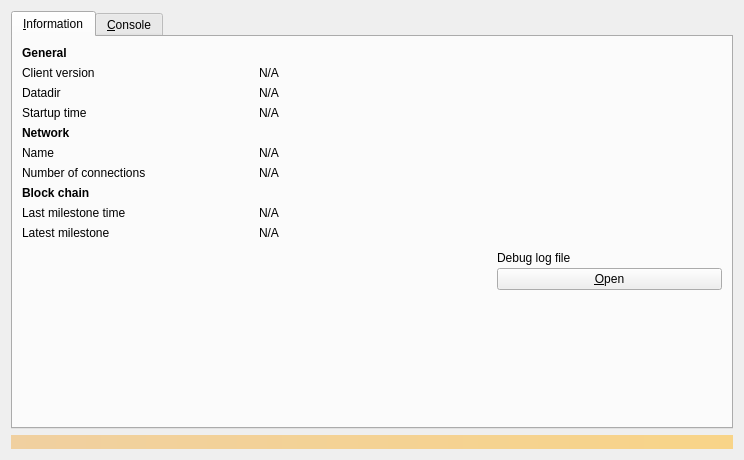
MatthewDarnell/iota-simplewallet, file src/gui/src/qt/forms/debugwindow.ui: the form before one commit.
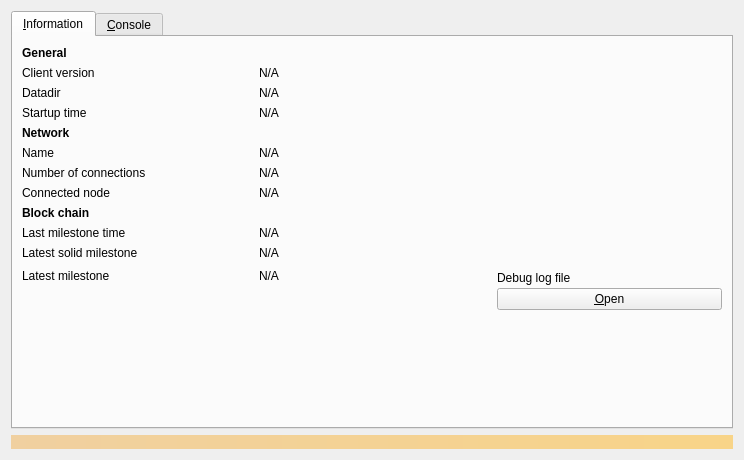
The form after the commit. Icons and pictures are not drawn.

Commit message: Updated icons. Added solid milestone. Updated info UI

Diff of the .ui file:
```diff
--- a/src/gui/src/qt/forms/debugwindow.ui
+++ b/src/gui/src/qt/forms/debugwindow.ui
@@ -27,8 +27,38 @@
        <property name="horizontalSpacing">
         <number>12</number>
        </property>
-       <item row="3" column="1" colspan="2">
-        <widget class="QLabel" name="startupTime">
+       <item row="2" column="0">
+        <widget class="QLabel" name="label_12">
+         <property name="text">
+          <string>Datadir</string>
+         </property>
+        </widget>
+       </item>
+       <item row="10" column="1">
+        <widget class="QLabel" name="latestSolidMilestone">
+         <property name="text">
+          <string>N/A</string>
+         </property>
+        </widget>
+       </item>
+       <item row="1" column="1" colspan="2">
+        <widget class="QLabel" name="clientVersion">
+         <property name="cursor">
+          <cursorShape>IBeamCursor</cursorShape>
+         </property>
+         <property name="text">
+          <string>N/A</string>
+         </property>
+         <property name="textFormat">
+          <enum>Qt::PlainText</enum>
+         </property>
+         <property name="textInteractionFlags">
+          <set>Qt::LinksAccessibleByMouse|Qt::TextSelectableByKeyboard|Qt::TextSelectableByMouse</set>
+         </property>
+        </widget>
+       </item>
+       <item row="6" column="1" colspan="2">
+        <widget class="QLabel" name="numberOfConnections">
          <property name="cursor">
           <cursorShape>IBeamCursor</cursorShape>
          </property>
@@ -56,29 +86,6 @@
          </property>
         </widget>
        </item>
-       <item row="6" column="1" colspan="2">
-        <widget class="QLabel" name="numberOfConnections">
-         <property name="cursor">
-          <cursorShape>IBeamCursor</cursorShape>
-         </property>
-         <property name="text">
-          <string>N/A</string>
-         </property>
-         <property name="textFormat">
-          <enum>Qt::PlainText</enum>
-         </property>
-         <property name="textInteractionFlags">
-          <set>Qt::LinksAccessibleByMouse|Qt::TextSelectableByKeyboard|Qt::TextSelectableByMouse</set>
-         </property>
-        </widget>
-       </item>
-       <item row="8" column="0">
-        <widget class="QLabel" name="labelLastBlockTime">
-         <property name="text">
-          <string>Last milestone time</string>
-         </property>
-        </widget>
-       </item>
        <item row="5" column="0">
         <widget class="QLabel" name="label_8">
          <property name="text">
@@ -86,20 +93,6 @@
          </property>
         </widget>
        </item>
-       <item row="1" column="0">
-        <widget class="QLabel" name="label_6">
-         <property name="text">
-          <string>Client version</string>
-         </property>
-        </widget>
-       </item>
-       <item row="9" column="0">
-        <widget class="QLabel" name="labelLatestmileStone">
-         <property name="text">
-          <string>Latest milestone</string>
-         </property>
-        </widget>
-       </item>
        <item row="5" column="1" colspan="2">
         <widget class="QLabel" name="networkName">
          <property name="cursor">
@@ -116,86 +109,10 @@
          </property>
         </widget>
        </item>
-       <item row="1" column="1" colspan="2">
-        <widget class="QLabel" name="clientVersion">
-         <property name="cursor">
-          <cursorShape>IBeamCursor</cursorShape>
-         </property>
+       <item row="6" column="0">
+        <widget class="QLabel" name="label_7">
          <property name="text">
-          <string>N/A</string>
-         </property>
-         <property name="textFormat">
-          <enum>Qt::PlainText</enum>
-         </property>
-         <property name="textInteractionFlags">
-          <set>Qt::LinksAccessibleByMouse|Qt::TextSelectableByKeyboard|Qt::TextSelectableByMouse</set>
-         </property>
-        </widget>
-       </item>
-       <item row="10" column="2" rowspan="2">
-        <layout class="QVBoxLayout" name="verticalLayoutDebugButton">
-         <property name="spacing">
-          <number>3</number>
-         </property>
-         <item>
-          <spacer name="verticalSpacer_2">
-           <property name="orientation">
-            <enum>Qt::Vertical</enum>
-           </property>
-           <property name="sizeHint" stdset="0">
-            <size>
-             <width>10</width>
-             <height>5</height>
-            </size>
-           </property>
-          </spacer>
-         </item>
-         <item>
-          <widget class="QLabel" name="labelDebugLogfile">
-           <property name="text">
-            <string>Debug log file</string>
-           </property>
-          </widget>
-         </item>
-         <item>
-          <widget class="QPushButton" name="openDebugLogfileButton">
-           <property name="toolTip">
-            <string>Open the %1 debug log file from the current data directory. This can take a few seconds for large log files.</string>
-           </property>
-           <property name="text">
-            <string>&amp;Open</string>
-           </property>
-           <property name="autoDefault">
-            <bool>false</bool>
-           </property>
-          </widget>
-         </item>
-        </layout>
-       </item>
-       <item row="2" column="0">
-        <widget class="QLabel" name="label_12">
-         <property name="text">
-          <string>Datadir</string>
-         </property>
-        </widget>
-       </item>
-       <item row="3" column="0">
-        <widget class="QLabel" name="label_13">
-         <property name="text">
-          <string>Startup time</string>
-         </property>
-        </widget>
-       </item>
-       <item row="4" column="0">
-        <widget class="QLabel" name="labelNetwork">
-         <property name="font">
-          <font>
-           <weight>75</weight>
-           <bold>true</bold>
-          </font>
-         </property>
-         <property name="text">
-          <string>Network</string>
+          <string>Number of connections</string>
          </property>
         </widget>
        </item>
@@ -221,27 +138,37 @@
          </property>
         </widget>
        </item>
-       <item row="9" column="1">
-        <widget class="QLabel" name="latestMilestone">
+       <item row="3" column="0">
+        <widget class="QLabel" name="label_13">
+         <property name="text">
+          <string>Startup time</string>
+         </property>
+        </widget>
+       </item>
+       <item row="9" column="1" colspan="2">
+        <widget class="QLabel" name="lastBlockTime">
+         <property name="cursor">
+          <cursorShape>IBeamCursor</cursorShape>
+         </property>
          <property name="text">
           <string>N/A</string>
          </property>
+         <property name="textFormat">
+          <enum>Qt::PlainText</enum>
+         </property>
+         <property name="textInteractionFlags">
+          <set>Qt::LinksAccessibleByMouse|Qt::TextSelectableByKeyboard|Qt::TextSelectableByMouse</set>
+         </property>
         </widget>
        </item>
-       <item row="7" column="0">
-        <widget class="QLabel" name="label_10">
-         <property name="font">
-          <font>
-           <weight>75</weight>
-           <bold>true</bold>
-          </font>
-         </property>
+       <item row="10" column="0">
+        <widget class="QLabel" name="labelLatestmileStone">
          <property name="text">
-          <string>Block chain</string>
+          <string>Latest solid milestone</string>
          </property>
         </widget>
        </item>
-       <item row="12" column="0">
+       <item row="13" column="0">
         <spacer name="verticalSpacer">
          <property name="orientation">
           <enum>Qt::Vertical</enum>
@@ -254,8 +181,88 @@
          </property>
         </spacer>
        </item>
-       <item row="8" column="1" colspan="2">
-        <widget class="QLabel" name="lastBlockTime">
+       <item row="1" column="0">
+        <widget class="QLabel" name="label_6">
+         <property name="text">
+          <string>Client version</string>
+         </property>
+        </widget>
+       </item>
+       <item row="4" column="0">
+        <widget class="QLabel" name="labelNetwork">
+         <property name="font">
+          <font>
+           <weight>75</weight>
+           <bold>true</bold>
+          </font>
+         </property>
+         <property name="text">
+          <string>Network</string>
+         </property>
+        </widget>
+       </item>
+       <item row="8" column="0">
+        <widget class="QLabel" name="label_10">
+         <property name="font">
+          <font>
+           <weight>75</weight>
+           <bold>true</bold>
+          </font>
+         </property>
+         <property name="text">
+          <string>Block chain</string>
+         </property>
+        </widget>
+       </item>
+       <item row="11" column="2" rowspan="2">
+        <layout class="QVBoxLayout" name="verticalLayoutDebugButton">
+         <property name="spacing">
+          <number>3</number>
+         </property>
+         <item>
+          <spacer name="verticalSpacer_2">
+           <property name="orientation">
+            <enum>Qt::Vertical</enum>
+           </property>
+           <property name="sizeHint" stdset="0">
+            <size>
+             <width>10</width>
+             <height>5</height>
+            </size>
+           </property>
+          </spacer>
+         </item>
+         <item>
+          <widget class="QLabel" name="labelDebugLogfile">
+           <property name="text">
+            <string>Debug log file</string>
+           </property>
+          </widget>
+         </item>
+         <item>
+          <widget class="QPushButton" name="openDebugLogfileButton">
+           <property name="toolTip">
+            <string>Open the %1 debug log file from the current data directory. This can take a few seconds for large log files.</string>
+           </property>
+           <property name="text">
+            <string>&amp;Open</string>
+           </property>
+           <property name="autoDefault">
+            <bool>false</bool>
+           </property>
+          </widget>
+         </item>
+        </layout>
+       </item>
+       <item row="9" column="0">
+        <widget class="QLabel" name="labelLastBlockTime">
+         <property name="text">
+          <string>Last milestone time</string>
+         </property>
+        </widget>
+       </item>
+       <item row="3" column="1" colspan="2">
+        <widget class="QLabel" name="startupTime">
          <property name="cursor">
           <cursorShape>IBeamCursor</cursorShape>
          </property>
@@ -270,10 +277,40 @@
          </property>
         </widget>
        </item>
-       <item row="6" column="0">
-        <widget class="QLabel" name="label_7">
+       <item row="7" column="0">
+        <widget class="QLabel" name="label">
          <property name="text">
-          <string>Number of connections</string>
+          <string>Connected node</string>
+         </property>
+        </widget>
+       </item>
+       <item row="7" column="1">
+        <widget class="QLabel" name="connectedNode">
+         <property name="cursor">
+          <cursorShape>IBeamCursor</cursorShape>
+         </property>
+         <property name="text">
+          <string>N/A</string>
+         </property>
+         <property name="textFormat">
+          <enum>Qt::PlainText</enum>
+         </property>
+         <property name="textInteractionFlags">
+          <set>Qt::LinksAccessibleByMouse|Qt::TextSelectableByKeyboard|Qt::TextSelectableByMouse</set>
+         </property>
+        </widget>
+       </item>
+       <item row="11" column="0">
+        <widget class="QLabel" name="labelLatestmileStone_2">
+         <property name="text">
+          <string>Latest milestone</string>
+         </property>
+        </widget>
+       </item>
+       <item row="11" column="1">
+        <widget class="QLabel" name="latestMilestone">
+         <property name="text">
+          <string>N/A</string>
          </property>
         </widget>
        </item>
@@ -342,7 +379,7 @@
             <string/>
            </property>
            <property name="icon">
-            <iconset resource="../bitcoin.qrc">
+            <iconset>
              <normaloff>:/icons/fontsmaller</normaloff>:/icons/fontsmaller</iconset>
            </property>
            <property name="iconSize">
@@ -374,7 +411,7 @@
             <string/>
            </property>
            <property name="icon">
-            <iconset resource="../bitcoin.qrc">
+            <iconset>
              <normaloff>:/icons/fontbigger</normaloff>:/icons/fontbigger</iconset>
            </property>
            <property name="iconSize">
@@ -409,7 +446,7 @@
             <string/>
            </property>
            <property name="icon">
-            <iconset resource="../bitcoin.qrc">
+            <iconset>
              <normaloff>:/icons/remove</normaloff>:/icons/remove</iconset>
            </property>
            <property name="shortcut">
@@ -464,7 +501,7 @@
             <string/>
            </property>
            <property name="icon">
-            <iconset resource="../bitcoin.qrc">
+            <iconset>
              <normaloff>:/icons/prompticon</normaloff>
              <disabledoff>:/icons/prompticon</disabledoff>:/icons/prompticon</iconset>
            </property>
```
Left out of the diff: 4 changed lines with no effect on the pictures. The commit also changes 12 other files.
